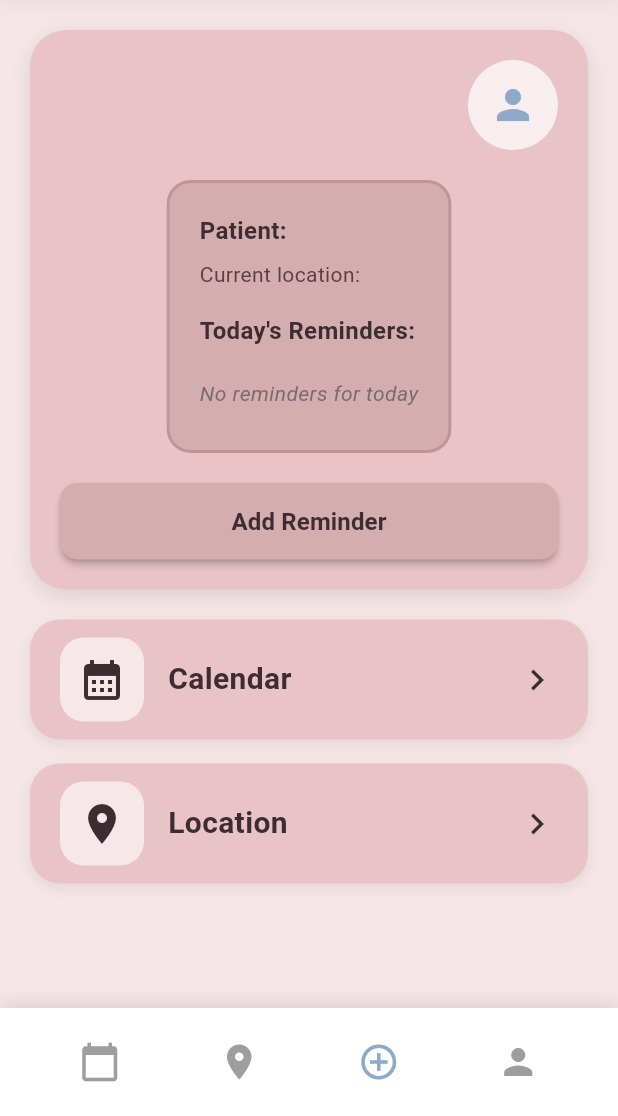
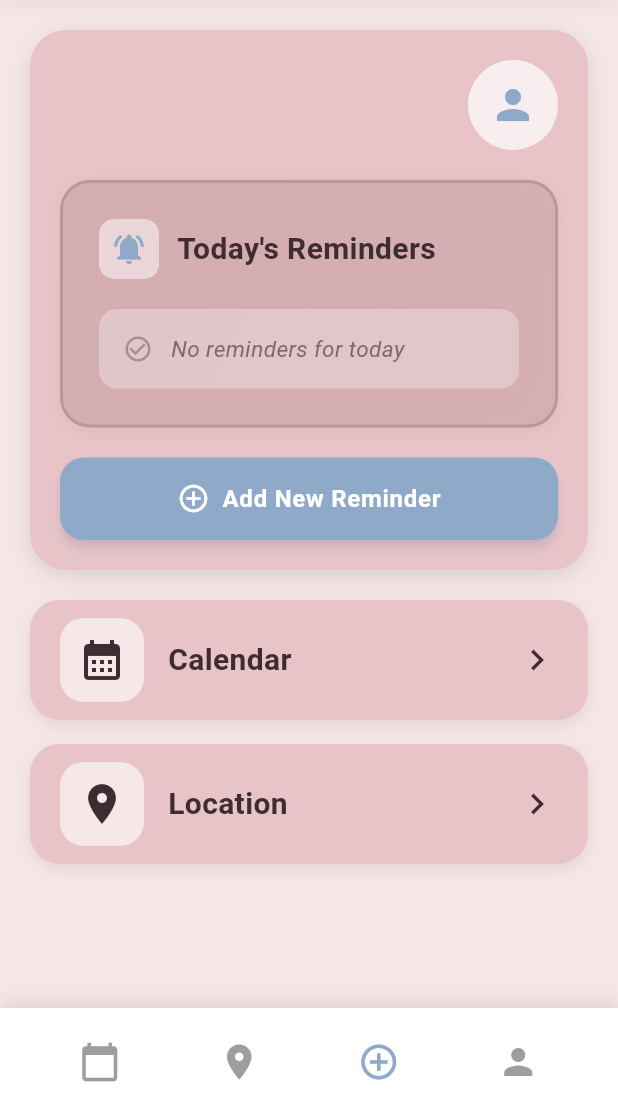
Before and after one commit to nk-glitch/cognicare, a Flutter app: the PatientDetailPage screen opened directly with empty values, on a phone screen of 412 x 824 dp, the part 120-1236 px from its top. Run offline on Flutter 3.47's test engine with Material 3 defaults, Android fonts, the phone set to English and light mode, and no system bars; our stand-ins replace cloud_firestore, firebase_auth, firebase_core, firebase_messaging, flutter_local_notifications, flutter_map and 5 more; accounts and stored records are empty.

Commit message:
UI Fixes to patient_detail_page.dart and patient_home_page.dart

```diff
--- a/lib/screens/caretaker/patient_detail_page.dart
+++ b/lib/screens/caretaker/patient_detail_page.dart
@@ -178,7 +178,6 @@ class _PatientDetailPageState extends State<PatientDetailPage>
   }
 
   Widget _buildPatientInfoCard() {
-    final location = _patientData?['address'] ?? 'No location set';
     final todaysReminders = _reminders.where((reminder) {
       final reminderDate = (reminder['time'] as Timestamp?)?.toDate();
       final today = DateTime.now();
@@ -236,58 +235,87 @@ class _PatientDetailPageState extends State<PatientDetailPage>
           ),
           Container(
             margin: const EdgeInsets.fromLTRB(20, 0, 20, 20),
-            padding: const EdgeInsets.all(20),
+            padding: const EdgeInsets.all(24),
             decoration: BoxDecoration(
-              color: const Color(0xFFD4ADB1),
-              borderRadius: BorderRadius.circular(16),
+              gradient: LinearGradient(
+                begin: Alignment.topLeft,
+                end: Alignment.bottomRight,
+                colors: [
+                  const Color(0xFFD4ADB1),
+                  const Color(0xFFD4ADB1).withOpacity(0.9),
+                ],
+              ),
+              borderRadius: BorderRadius.circular(20),
               border: Border.all(
                 color: const Color(0xFFC09499),
                 width: 2,
               ),
+              boxShadow: [
+                BoxShadow(
+                  color: Colors.black.withOpacity(0.05),
+                  blurRadius: 8,
+                  offset: const Offset(0, 2),
+                ),
+              ],
             ),
             child: Column(
               crossAxisAlignment: CrossAxisAlignment.start,
               children: [
-                Text(
-                  'Patient: ${widget.patientName}',
-                  style: const TextStyle(
-                    fontSize: 16,
+                Row(
+                  children: [
+                    Container(
+                      padding: const EdgeInsets.all(8),
+                      decoration: BoxDecoration(
+                        color: Colors.white.withOpacity(0.5),
+                        borderRadius: BorderRadius.circular(10),
+                      ),
+                      child: const Icon(
+                        Icons.notifications_active,
+                        color: Color(0xFF8FA9C9),
+                        size: 24,
+                      ),
+                    ),
+                    const SizedBox(width: 12),
+                    const Text(
+                      "Today's Reminders",
+                      style: TextStyle(
+                        fontSize: 20,
                         fontWeight: FontWeight.bold,
                         color: Color(0xFF3D2C31),
                       ),
                     ),
-                const SizedBox(height: 8),
-                Text(
-                  'Current location: $location',
-                  style: const TextStyle(
-                    fontSize: 14,
-                    color: Color(0xFF5A4046),
+                  ],
                 ),
+                const SizedBox(height: 20),
+                if (todaysReminders.isEmpty)
+                  Container(
+                    padding: const EdgeInsets.all(16),
+                    decoration: BoxDecoration(
+                      color: Colors.white.withOpacity(0.3),
+                      borderRadius: BorderRadius.circular(12),
                     ),
-                const SizedBox(height: 16),
+                    child: Row(
+                      children: [
+                        Icon(
+                          Icons.check_circle_outline,
+                          color: const Color(0xFF7A6A70).withOpacity(0.6),
+                          size: 20,
+                        ),
+                        const SizedBox(width: 12),
                         const Text(
-                  "Today's Reminders:",
-                  style: TextStyle(
-                    fontSize: 16,
-                    fontWeight: FontWeight.bold,
-                    color: Color(0xFF3D2C31),
-                  ),
-                ),
-                const SizedBox(height: 12),
-                if (todaysReminders.isEmpty)
-                  const Padding(
-                    padding: EdgeInsets.symmetric(vertical: 8),
-                    child: Text(
                           'No reminders for today',
                           style: TextStyle(
-                        fontSize: 14,
+                            fontSize: 15,
                             color: Color(0xFF7A6A70),
                             fontStyle: FontStyle.italic,
                           ),
                         ),
+                      ],
+                    ),
                   )
                 else
-                  ...todaysReminders.map((reminder) {
+                  ...todaysReminders.asMap().entries.map((entry) {
+                    final reminder = entry.value;
                     final time = (reminder['time'] as Timestamp?)?.toDate();
                     final timeStr = time != null
                         ? DateFormat('h:mm a').format(time)
@@ -295,33 +323,75 @@ class _PatientDetailPageState extends State<PatientDetailPage>
                     final description = reminder['description'] as String? ?? '';
 
                     return Padding(
-                      padding: const EdgeInsets.only(bottom: 8),
+                      padding: const EdgeInsets.only(bottom: 12),
+                      child: Container(
+                        padding: const EdgeInsets.all(16),
+                        decoration: BoxDecoration(
+                          color: Colors.white.withOpacity(0.4),
+                          borderRadius: BorderRadius.circular(14),
+                          border: Border.all(
+                            color: Colors.white.withOpacity(0.6),
+                            width: 1.5,
+                          ),
+                        ),
+                        child: Row(
+                          crossAxisAlignment: CrossAxisAlignment.start,
+                          children: [
+                            Container(
+                              margin: const EdgeInsets.only(top: 2),
+                              width: 8,
+                              height: 8,
+                              decoration: const BoxDecoration(
+                                color: Color(0xFF8FA9C9),
+                                shape: BoxShape.circle,
+                              ),
+                            ),
+                            const SizedBox(width: 12),
+                            Expanded(
                               child: Column(
                                 crossAxisAlignment: CrossAxisAlignment.start,
                                 children: [
                                   Row(
-                            crossAxisAlignment: CrossAxisAlignment.start,
                                     children: [
-                              const Text('• ', style: TextStyle(fontSize: 16)),
                                       Expanded(
-                                child: Column(
-                                  crossAxisAlignment: CrossAxisAlignment.start,
-                                  children: [
-                                    Text(
-                                      '${reminder['title']} ${timeStr.isNotEmpty ? 'at $timeStr' : ''}',
+                                        child: Text(
+                                          reminder['title'] ?? 'Untitled',
                                           style: const TextStyle(
-                                        fontSize: 14,
+                                            fontSize: 16,
+                                            color: Color(0xFF3D2C31),
+                                            fontWeight: FontWeight.bold,
+                                          ),
+                                        ),
+                                      ),
+                                      if (timeStr.isNotEmpty)
+                                        Container(
+                                          padding: const EdgeInsets.symmetric(
+                                            horizontal: 10,
+                                            vertical: 4,
+                                          ),
+                                          decoration: BoxDecoration(
+                                            color: const Color(0xFF8FA9C9).withOpacity(0.3),
+                                            borderRadius: BorderRadius.circular(8),
+                                          ),
+                                          child: Text(
+                                            timeStr,
+                                            style: const TextStyle(
+                                              fontSize: 13,
                                               color: Color(0xFF3D2C31),
                                               fontWeight: FontWeight.w600,
                                             ),
                                           ),
+                                        ),
+                                    ],
+                                  ),
                                   if (description.isNotEmpty) ...[
-                                      const SizedBox(height: 4),
+                                    const SizedBox(height: 8),
                                     Text(
                                       description,
                                       style: const TextStyle(
-                                          fontSize: 13,
+                                        fontSize: 14,
                                         color: Color(0xFF5A4046),
+                                        height: 1.4,
                                       ),
                                     ),
                                   ],
@@ -330,7 +400,6 @@ class _PatientDetailPageState extends State<PatientDetailPage>
                             ),
                           ],
                         ),
-                        ],
                       ),
                     );
                   }),
@@ -341,22 +410,25 @@ class _PatientDetailPageState extends State<PatientDetailPage>
             padding: const EdgeInsets.fromLTRB(20, 0, 20, 20),
             child: SizedBox(
               width: double.infinity,
-              child: ElevatedButton(
+              child: ElevatedButton.icon(
                 onPressed: _showReminderPopup,
                 style: ElevatedButton.styleFrom(
-                  backgroundColor: const Color(0xFFD4ADB1),
-                  foregroundColor: const Color(0xFF3D2C31),
-                  padding: const EdgeInsets.symmetric(vertical: 14),
+                  backgroundColor: const Color(0xFF8FA9C9),
+                  foregroundColor: Colors.white,
+                  padding: const EdgeInsets.symmetric(vertical: 16),
                   shape: RoundedRectangleBorder(
-                    borderRadius: BorderRadius.circular(12),
+                    borderRadius: BorderRadius.circular(16),
                   ),
-                  elevation: 2,
+                  elevation: 3,
+                  shadowColor: const Color(0xFF8FA9C9).withOpacity(0.4),
                 ),
-                child: const Text(
-                  'Add Reminder',
+                icon: const Icon(Icons.add_circle_outline, size: 22),
+                label: const Text(
+                  'Add New Reminder',
                   style: TextStyle(
                     fontSize: 16,
-                    fontWeight: FontWeight.w600,
+                    fontWeight: FontWeight.bold,
+                    letterSpacing: 0.5,
                   ),
                 ),
               ),
```
Also changed, not shown: lib/screens/patient/patient_home_page.dart (+13 -11 lines). Lines whose indentation alone changed are shown as unchanged.
